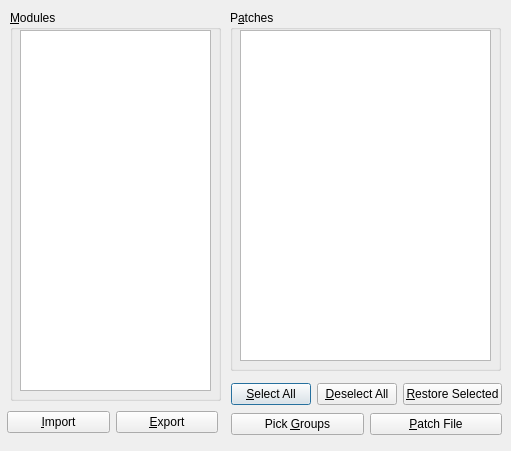
The window that src/gui/Src/Gui/PatchDialog.ui (x64dbg/x64dbg) describes before a commit, drawn with Qt 5.
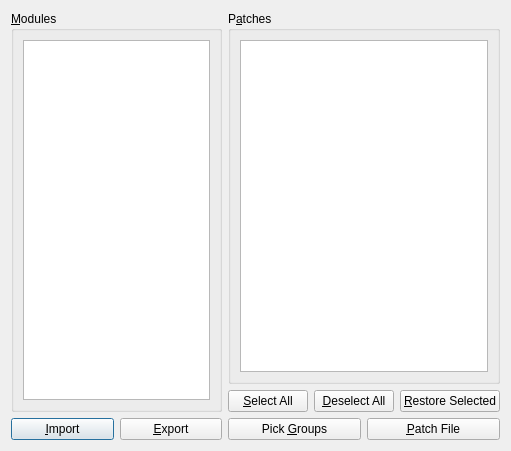
The same window after the commit. Icons and pictures are not drawn.

Commit message: Fixed more windows when using ultra large font

What changed in the file:
```diff
--- a/src/gui/Src/Gui/PatchDialog.ui
+++ b/src/gui/Src/Gui/PatchDialog.ui
@@ -17,72 +17,67 @@
    <iconset resource="../../resource.qrc">
     <normaloff>:/icons/images/patch.png</normaloff>:/icons/images/patch.png</iconset>
   </property>
-  <widget class="QGroupBox" name="groupPatches">
-   <property name="geometry">
-    <rect>
-     <x>230</x>
-     <y>10</y>
-     <width>271</width>
-     <height>361</height>
-    </rect>
-   </property>
-   <property name="title">
-    <string>P&amp;atches</string>
-   </property>
-   <widget class="QListWidget" name="listPatches">
-    <property name="geometry">
-     <rect>
-      <x>10</x>
-      <y>20</y>
-      <width>251</width>
-      <height>331</height>
-     </rect>
-    </property>
-    <property name="font">
-     <font>
-      <family>Courier New</family>
-     </font>
-    </property>
-   </widget>
-  </widget>
+  <layout class="QHBoxLayout" name="horizontalLayout_4">
+   <item>
+    <layout class="QVBoxLayout" name="layoutModules">
+     <item>
   <widget class="QGroupBox" name="groupModules">
-   <property name="geometry">
-    <rect>
-     <x>10</x>
-     <y>10</y>
-     <width>211</width>
-     <height>391</height>
-    </rect>
-   </property>
    <property name="title">
     <string>&amp;Modules</string>
    </property>
+       <layout class="QVBoxLayout" name="verticalLayout_3">
+        <item>
    <widget class="QListWidget" name="listModules">
-    <property name="geometry">
-     <rect>
-      <x>10</x>
-      <y>20</y>
-      <width>191</width>
-      <height>361</height>
-     </rect>
-    </property>
     <property name="font">
      <font>
       <family>Courier New</family>
      </font>
     </property>
    </widget>
-  </widget>
-  <widget class="QWidget" name="layoutWidget">
-   <property name="geometry">
-    <rect>
-     <x>231</x>
-     <y>381</y>
-     <width>271</width>
-     <height>58</height>
-    </rect>
-   </property>
-   <layout class="QVBoxLayout" name="verticalLayout">
+        </item>
+       </layout>
+      </widget>
+     </item>
+     <item>
+      <layout class="QHBoxLayout" name="horizontalLayout_3">
+       <item>
+        <widget class="QPushButton" name="btnImport">
+         <property name="text">
+          <string>&amp;Import</string>
+         </property>
+        </widget>
+       </item>
+       <item>
+        <widget class="QPushButton" name="btnExport">
+         <property name="text">
+          <string>&amp;Export</string>
+         </property>
+        </widget>
+       </item>
+      </layout>
+     </item>
+    </layout>
+   </item>
+   <item>
+    <layout class="QVBoxLayout" name="layoutPatches">
+     <item>
+      <widget class="QGroupBox" name="groupPatches">
+       <property name="title">
+        <string>P&amp;atches</string>
+       </property>
+       <layout class="QVBoxLayout" name="verticalLayout_4">
+        <item>
+         <widget class="QListWidget" name="listPatches">
+          <property name="font">
+           <font>
+            <family>Courier New</family>
+           </font>
+          </property>
+         </widget>
+        </item>
+       </layout>
+      </widget>
+     </item>
     <item>
      <layout class="QHBoxLayout" name="horizontalLayout">
       <item>
@@ -133,33 +128,8 @@
      </layout>
     </item>
    </layout>
-  </widget>
-  <widget class="QWidget" name="layoutWidget_1">
-   <property name="geometry">
-    <rect>
-     <x>7</x>
-     <y>410</y>
-     <width>211</width>
-     <height>25</height>
-    </rect>
-   </property>
-   <layout class="QHBoxLayout" name="horizontalLayout_3">
-    <item>
-     <widget class="QPushButton" name="btnImport">
-      <property name="text">
-       <string>&amp;Import</string>
-      </property>
-     </widget>
-    </item>
-    <item>
-     <widget class="QPushButton" name="btnExport">
-      <property name="text">
-       <string>&amp;Export</string>
-      </property>
-     </widget>
-    </item>
-   </layout>
-  </widget>
+   </item>
+  </layout>
  </widget>
  <tabstops>
   <tabstop>listModules</tabstop>
```
Lines whose indentation alone changed are shown as unchanged. The commit also changes 11 other files.
